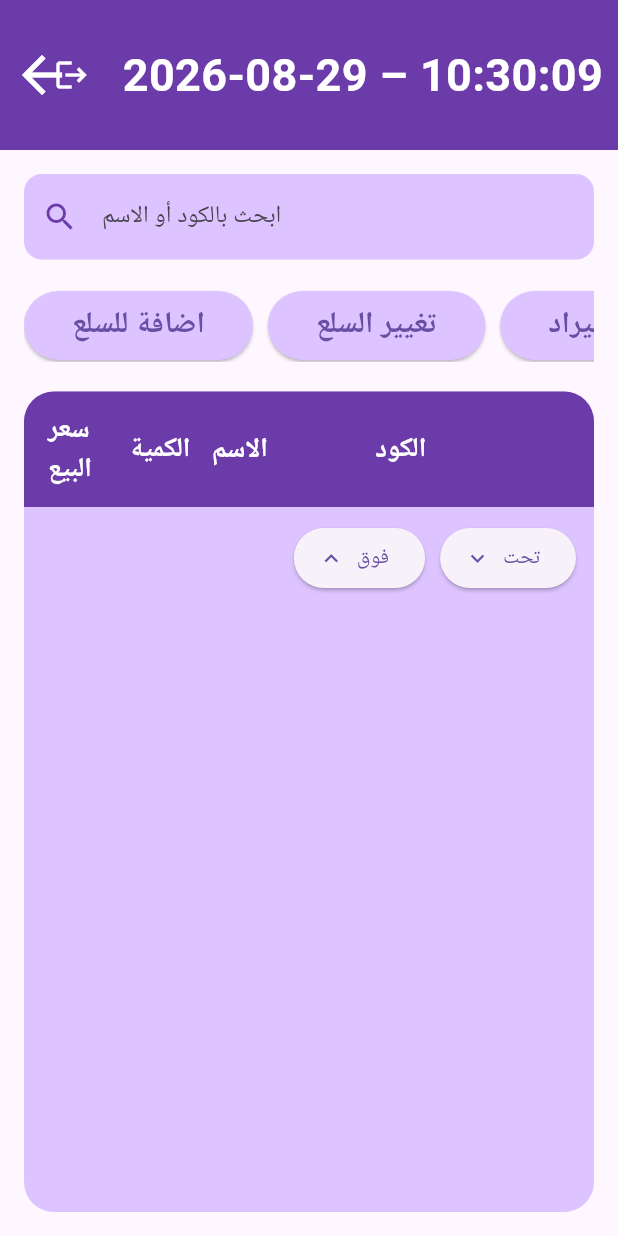
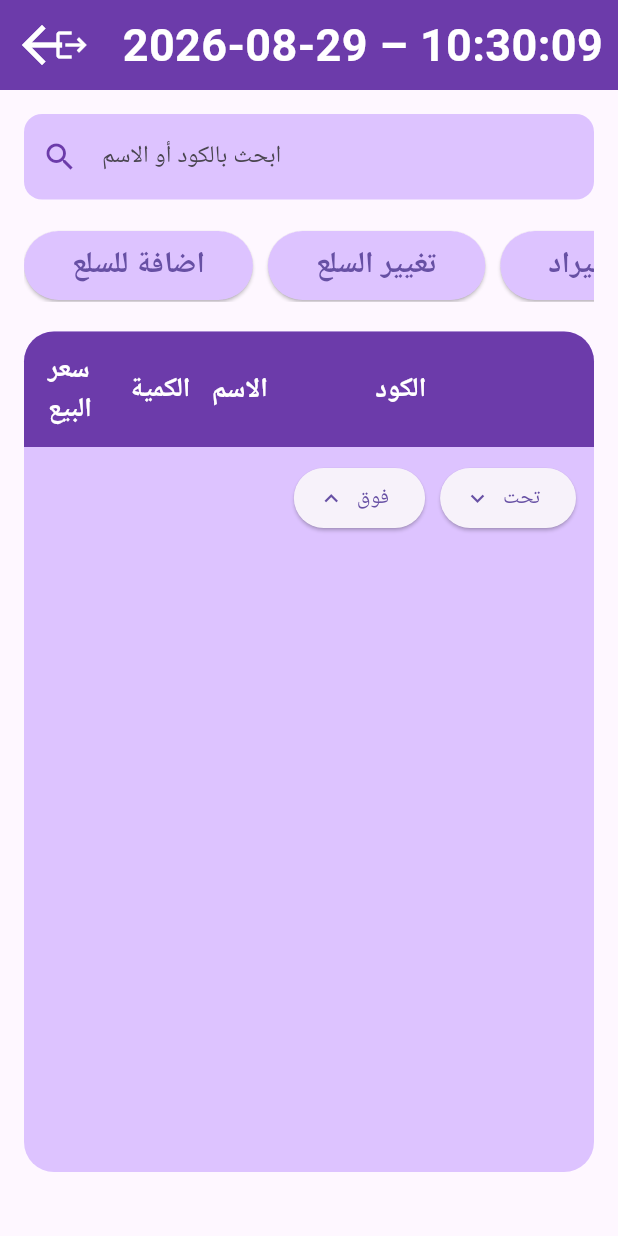
Before and after one commit to RandaBasmalaBenmaiche/simple_pos, a Flutter app: the POSPageStock screen opened directly, on a phone screen of 412 x 824 dp. Run offline on Flutter 3.47's test engine with Material 3 defaults, Android fonts, the phone set to English and light mode, and no system bars; our stand-ins replace bloc, csv, file_picker, flutter_bloc, hive_flutter, pdf and 2 more; missing offline and left inert: dart:html; accounts and stored records are empty.

Commit message:
removed header from stock page

```diff
--- a/simple_pos/lib/components/myAppBar.dart
+++ b/simple_pos/lib/components/myAppBar.dart
@@ -9,17 +9,19 @@
 
 class CustomPOSAppBar extends StatefulWidget implements PreferredSizeWidget {
   final bool showReturnButton;
+  final bool showTitle;
 
   const CustomPOSAppBar({
     Key? key,
     this.showReturnButton = true,
+    this.showTitle = true,
   }) : super(key: key);
 
   @override
   _CustomPOSAppBarState createState() => _CustomPOSAppBarState();
 
   @override
-  Size get preferredSize => const Size.fromHeight(100);
+  Size get preferredSize => Size.fromHeight(showTitle ? 100 : 60);
 }
 
 class _CustomPOSAppBarState extends State<CustomPOSAppBar> {
@@ -58,7 +60,8 @@
                   onPressed: () => Navigator.pop(context),
                 )
               : null,
-          title: Padding(
+          title: widget.showTitle
+              ? Padding(
                   padding: const EdgeInsets.all(20),
                   child: Text(
                     titleText,
@@ -68,10 +71,11 @@
                       color: Colors.white,
                     ),
                   ),
-          ),
+                )
+              : null,
           backgroundColor: MyColors.mainColor(context),
           centerTitle: true,
-          toolbarHeight: 100,
+          toolbarHeight: widget.showTitle ? 100 : 60,
           actions: [
             IconButton(
               icon: const Icon(Icons.logout, color: Colors.white),
--- a/simple_pos/lib/pages/stock.dart
+++ b/simple_pos/lib/pages/stock.dart
@@ -252,7 +252,7 @@
       });
     }
     return Scaffold(
-      appBar: const CustomPOSAppBar(showReturnButton: true),
+      appBar: const CustomPOSAppBar(showReturnButton: true, showTitle: false),
       body: Padding(
         padding: const EdgeInsets.all(16.0),
         child: Column(
```
Lines whose indentation alone changed are shown as unchanged.
